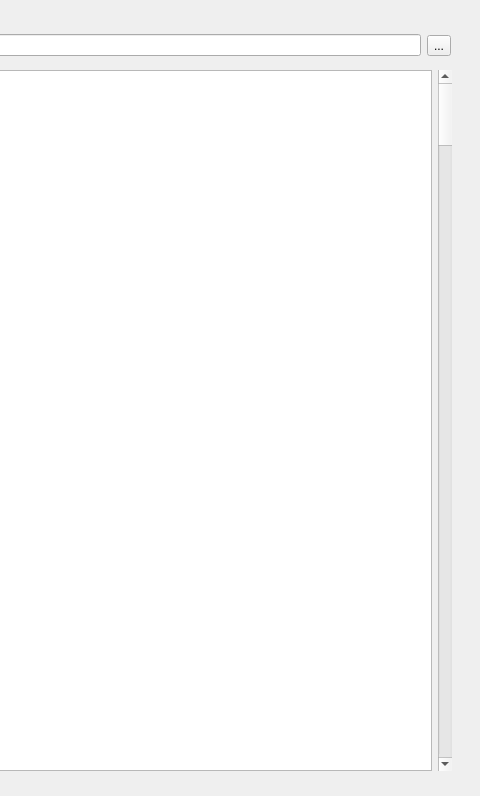
This is UI/File_Manager/file_manager.ui in R31N3/PSU_Unallocated_Load as Qt 5 draws it before an edit; both pictures show x 220 to 700 and y 0 to 796 of the 700 by 796 pixel window. The edited form follows.
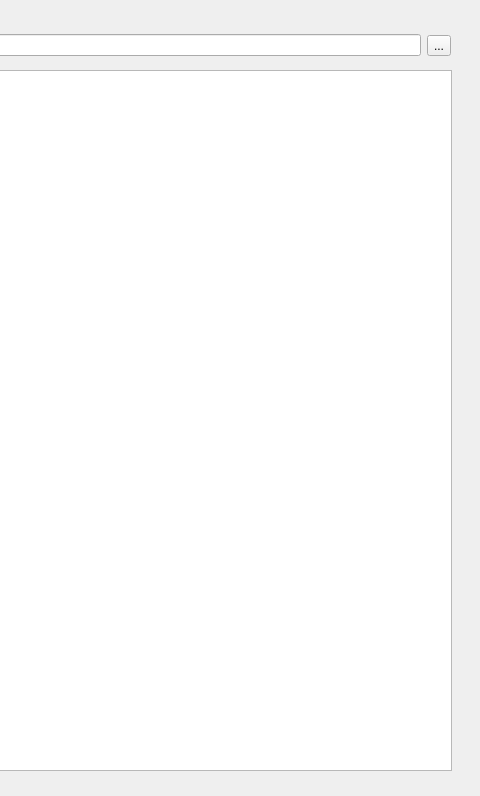
This is the edited form. Icons and pictures are not drawn.

Commit message: File Manager GUI/Functional Update: XLSX/XLS Files From List Selector Added Folder Changing From List Added Scroll From GUI Removed

Patch:
```diff
--- a/UI/File_Manager/file_manager.ui
+++ b/UI/File_Manager/file_manager.ui
@@ -108,16 +108,6 @@
      <item>
       <widget class="QListWidget" name="Folder_List"/>
      </item>
-     <item>
-      <widget class="QScrollBar" name="Folder_Scroll">
-       <property name="focusPolicy">
-        <enum>Qt::NoFocus</enum>
-       </property>
-       <property name="orientation">
-        <enum>Qt::Vertical</enum>
-       </property>
-      </widget>
-     </item>
     </layout>
    </widget>
   </widget>
```
Left out of the diff: 39 changed lines with no effect on the pictures. The commit also changes 2 other files.
